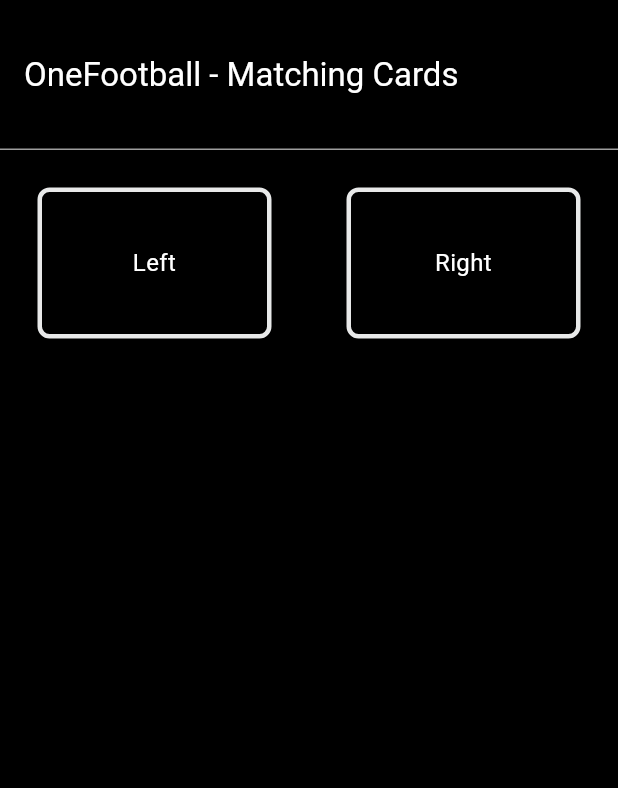
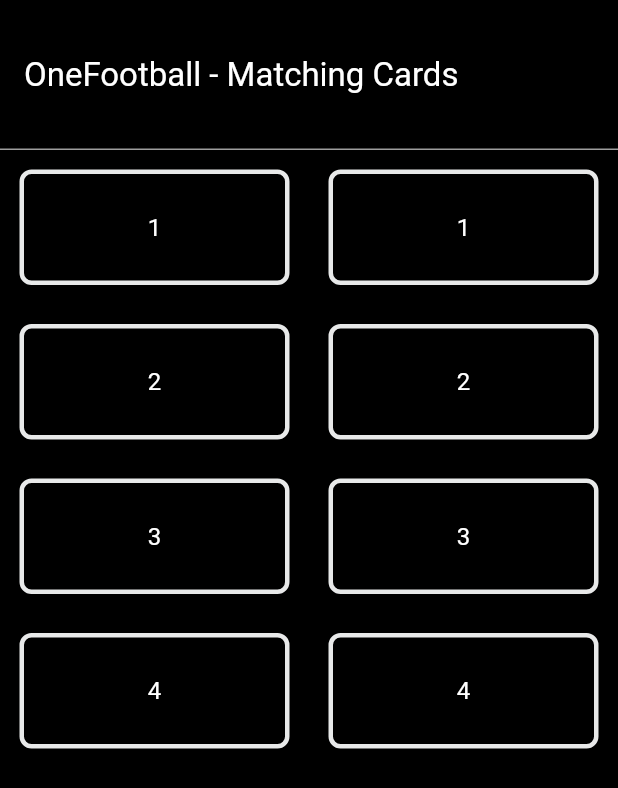
Before and after one commit to Mikjail/matching-cards, a Flutter app: the screen it shows after launch, on a phone screen of 412 x 824 dp. Shown: the top 788 px of the screen. Run offline on Flutter 3.47's test engine with Material 2 defaults, Android fonts, the phone set to English and light mode, and no system bars.

Commit message:
CustomCard - decoupling CustomCard from MatchingCard

```diff
--- /dev/null
+++ b/lib/matching_cards/ custom_card.dart
@@ -0,0 +1,50 @@
+import 'package:flutter/material.dart';
+
+class CustomCard extends StatelessWidget {
+  final bool selected;
+  final int cardIndex;
+  final Function(int) onCardTap;
+
+  const CustomCard({
+    Key? key,
+    this.selected = false,
+    required this.cardIndex,
+    required this.onCardTap,
+  }) : super(key: key);
+
+  @override
+  Widget build(BuildContext context) {
+    return Card(
+      margin: const EdgeInsets.all(5),
+      color: Colors.black,
+      shape: RoundedRectangleBorder(
+        side: BorderSide(
+          color: selected
+              ? const Color.fromARGB(255, 225, 250, 82)
+              : const Color.fromARGB(243, 243, 244, 245),
+          width: 3.0,
+        ),
+        borderRadius: BorderRadius.circular(8.0),
+      ),
+      child: InkWell(
+        onTap: () {
+          onCardTap(cardIndex);
+        },
+        splashColor: Colors.transparent,
+        highlightColor: Colors.transparent,
+        child: Container(
+          alignment: Alignment.center,
+          child: Text(
+            cardIndex.toString(),
+            style: TextStyle(
+              color: selected
+                  ? const Color.fromARGB(255, 225, 250, 82)
+                  : Colors.white,
+              fontSize: 16,
+            ),
+          ),
+        ),
+      ),
+    );
+  }
+}
--- a/lib/matching_cards/matching_cards.dart
+++ b/lib/matching_cards/matching_cards.dart
@@ -1,4 +1,5 @@
 import 'package:flutter/material.dart';
+import 'package:of_card_match/matching_cards/%20custom_card.dart';
 
 class MatchingGrid extends StatefulWidget {
   const MatchingGrid({Key? key}) : super(key: key);
@@ -8,25 +9,27 @@ class MatchingGrid extends StatefulWidget {
 }
 
 class MatchingGridState extends State<MatchingGrid> {
-  Set<int> leftIndex = <int>{};
-  Set<int> rightIndex = <int>{};
+  int? leftIndexSelected;
+  int? rightIndexSelected;
+  final List<int> mockDataLeft = List.generate(4, (index) => index + 1);
+  final List<int> mockDataRight = List.generate(4, (index) => index + 1);
 
-  void onCardTap(int cardIndex) {
+  void onLeftCardTap(int cardIndex) {
     setState(() {
-      if (leftIndex.contains(cardIndex)) {
-        leftIndex.remove(cardIndex);
+      if (leftIndexSelected == cardIndex) {
+        leftIndexSelected = null;
       } else {
-        leftIndex.add(cardIndex);
+        leftIndexSelected = cardIndex;
       }
     });
   }
 
   void onRightCardTap(int cardIndex) {
     setState(() {
-      if (rightIndex.contains(cardIndex)) {
-        rightIndex.remove(cardIndex);
+      if (rightIndexSelected == cardIndex) {
+        rightIndexSelected = null;
       } else {
-        rightIndex.add(cardIndex);
+        rightIndexSelected = cardIndex;
       }
     });
   }
@@ -40,78 +43,41 @@ class MatchingGridState extends State<MatchingGrid> {
     return Row(
       children: <Widget>[
         Expanded(
-          child: GridView(
+          child: GridView.builder(
             gridDelegate: const SliverGridDelegateWithFixedCrossAxisCount(
               crossAxisCount: 1,
-              childAspectRatio: 1.5,
+              childAspectRatio: 2,
             ),
-            padding: const EdgeInsets.all(20),
-            children: [
-              Card(
-                margin: const EdgeInsets.all(5),
-                color: Colors.black,
-                shape: RoundedRectangleBorder(
-                  side: BorderSide(
-                    color: leftIndex.contains(0)
-                        ? const Color.fromARGB(255, 225, 250, 82)
-                        : const Color.fromARGB(243, 243, 244, 245),
-                    width: 3.0,
-                  ),
-                  borderRadius: BorderRadius.circular(8.0),
+            itemCount: mockDataLeft.length,
+            itemBuilder: (BuildContext context, int index) {
+              return Padding(
+                padding: const EdgeInsets.all(8.0),
+                child: CustomCard(
+                  cardIndex: mockDataLeft[index],
+                  selected: mockDataLeft[index] == leftIndexSelected,
+                  onCardTap: onLeftCardTap,
                 ),
-                child: InkWell(
-                  splashColor: Colors.transparent,
-                  highlightColor: Colors.transparent,
-                  onTap: () => onCardTap(0),
-                  child: Center(
-                    child: Text(
-                      "Left",
-                      textAlign: TextAlign.center,
-                      style: TextStyle(
-                          fontSize: 16, color: getColor(leftIndex.contains(0))),
-                    ),
-                  ),
-                ),
-              ),
-            ],
+              );
+            },
           ),
         ),
         Expanded(
-          child: GridView(
+          child: GridView.builder(
             gridDelegate: const SliverGridDelegateWithFixedCrossAxisCount(
               crossAxisCount: 1,
-              childAspectRatio: 1.5,
+              childAspectRatio: 2,
             ),
-            padding: const EdgeInsets.all(20),
-            children: [
-              Card(
-                margin: const EdgeInsets.all(5),
-                color: Colors.black,
-                shape: RoundedRectangleBorder(
-                  side: BorderSide(
-                    color: rightIndex.contains(0)
-                        ? const Color.fromARGB(255, 225, 250, 82)
-                        : const Color.fromARGB(243, 243, 244, 245),
-                    width: 3.0,
-                  ),
-                  borderRadius: BorderRadius.circular(8.0),
+            itemCount: mockDataRight.length,
+            itemBuilder: (BuildContext context, int index) {
+              return Padding(
+                padding: const EdgeInsets.all(8.0),
+                child: CustomCard(
+                  cardIndex: mockDataRight[index],
+                  selected: mockDataRight[index] == rightIndexSelected,
+                  onCardTap: onRightCardTap,
                 ),
-                child: InkWell(
-                  splashColor: Colors.transparent,
-                  highlightColor: Colors.transparent,
-                  onTap: () => onRightCardTap(0),
-                  child: Center(
-                    child: Text(
-                      "Right",
-                      textAlign: TextAlign.center,
-                      style: TextStyle(
-                          fontSize: 16,
-                          color: getColor(rightIndex.contains(0))),
-                    ),
-                  ),
-                ),
-              ),
-            ],
+              );
+            },
           ),
         )
       ],
```
Also changed, not shown: 1 other file.
